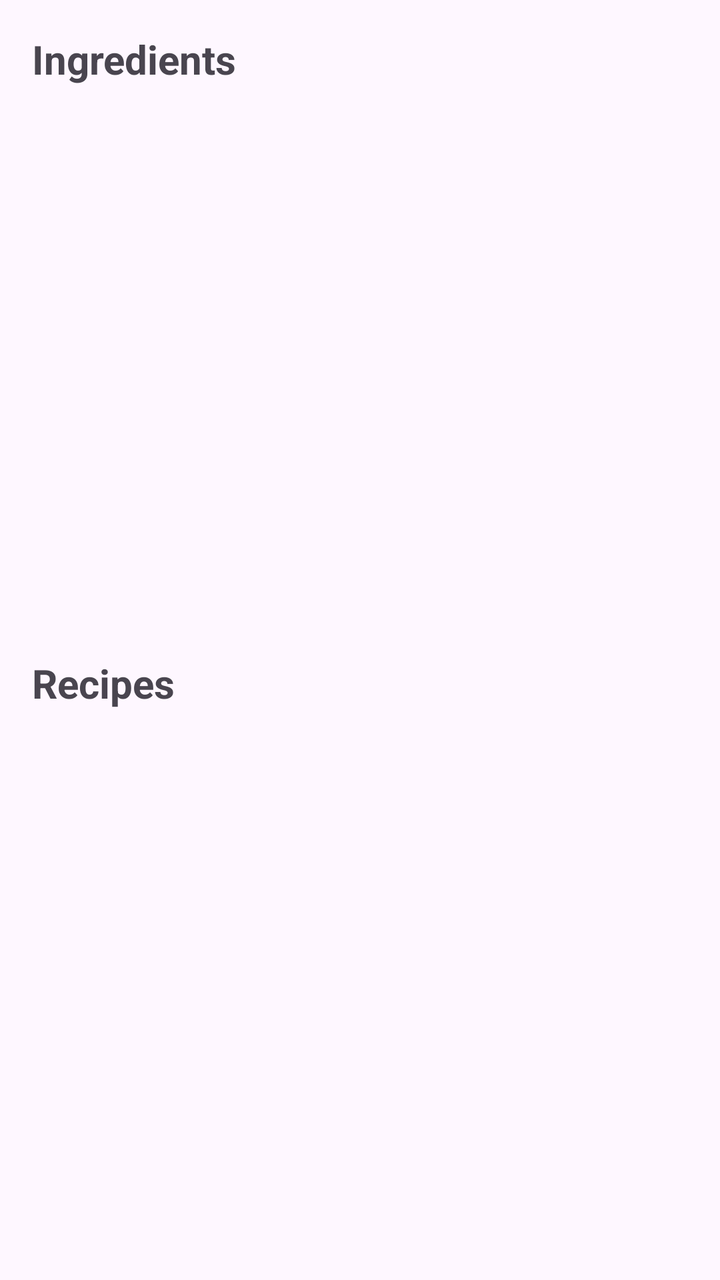
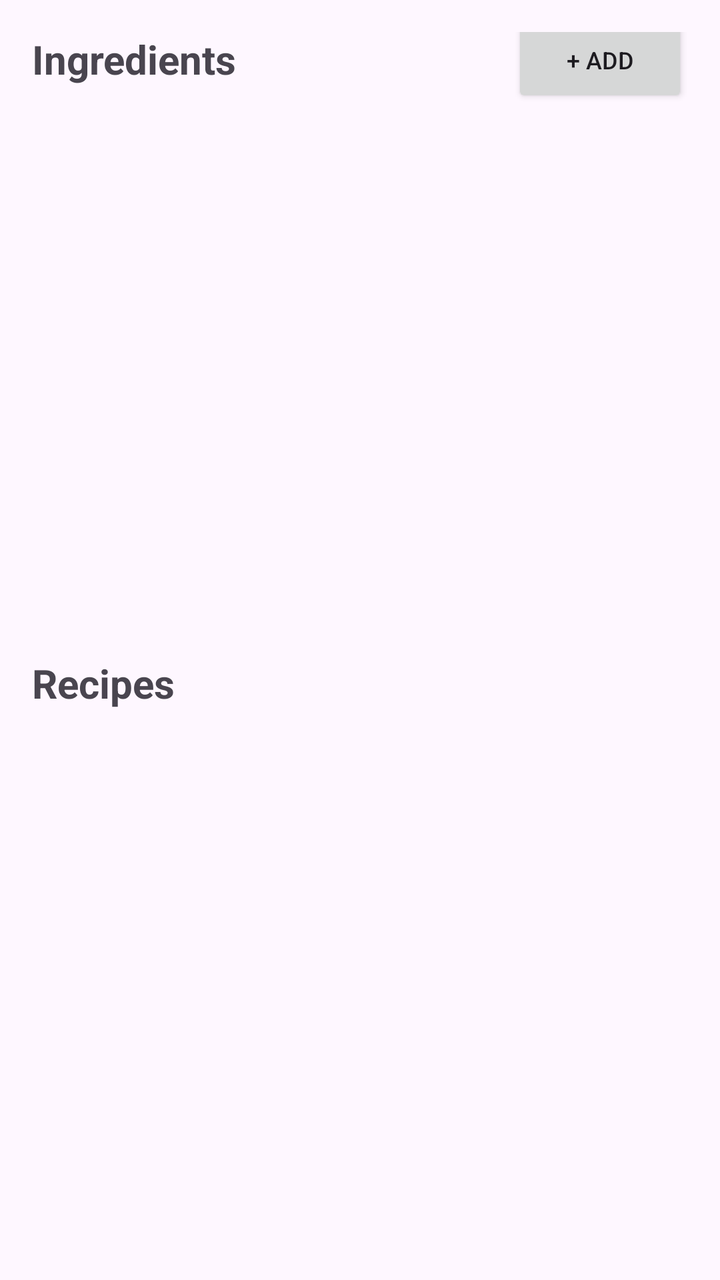

The first picture is an Android layout as it rendered before a commit; the second is the same layout after the commit. The layout source and the unified diff follow.
<!-- AndroidManifest.xml: application theme Theme.SmartPantryManager -->
<!-- res/layout/activity_main.xml -->
<?xml version="1.0" encoding="utf-8"?>
<androidx.constraintlayout.widget.ConstraintLayout xmlns:android="http://schemas.android.com/apk/res/android"
    xmlns:app="http://schemas.android.com/apk/res-auto"
    xmlns:tools="http://schemas.android.com/tools"
    android:id="@+id/main"
    android:layout_width="match_parent"
    android:layout_height="match_parent"
    android:padding="16dp"
    tools:context=".MainActivity">

    <TextView
        android:id="@+id/tvIngredientsHeader"
        android:layout_width="wrap_content"
        android:layout_height="wrap_content"
        android:text="Ingredients"
        android:textSize="20sp"
        android:textStyle="bold"
        app:layout_constraintStart_toStartOf="parent"
        app:layout_constraintTop_toTopOf="parent" />

    <androidx.recyclerview.widget.RecyclerView
        android:id="@+id/rvIngredients"
        android:layout_width="0dp"
        android:layout_height="0dp"
        android:layout_marginTop="8dp"
        android:layout_marginBottom="16dp"
        app:layout_constraintBottom_toTopOf="@id/tvRecipesHeader"
        app:layout_constraintEnd_toEndOf="parent"
        app:layout_constraintStart_toStartOf="parent"
        app:layout_constraintTop_toBottomOf="@id/tvIngredientsHeader" />

    <TextView
        android:id="@+id/tvRecipesHeader"
        android:layout_width="wrap_content"
        android:layout_height="wrap_content"
        android:text="Recipes"
        android:textSize="20sp"
        android:textStyle="bold"
        app:layout_constraintBottom_toTopOf="@id/rvRecipes"
        app:layout_constraintStart_toStartOf="parent"
        app:layout_constraintTop_toBottomOf="@id/rvIngredients" />

    <androidx.recyclerview.widget.RecyclerView
        android:id="@+id/rvRecipes"
        android:layout_width="0dp"
        android:layout_height="0dp"
        android:layout_marginTop="8dp"
        app:layout_constraintBottom_toBottomOf="parent"
        app:layout_constraintEnd_toEndOf="parent"
        app:layout_constraintStart_toStartOf="parent"
        app:layout_constraintTop_toBottomOf="@id/tvRecipesHeader" />

</androidx.constraintlayout.widget.ConstraintLayout>
<!-- resources referenced by this layout -->
<resources>
  <style name="Theme.SmartPantryManager" parent="Base.Theme.SmartPantryManager" />
  <style name="Base.Theme.SmartPantryManager" parent="Theme.Material3.DayNight.NoActionBar">
          
          
      </style>
</resources>

<!-- the commit's change to res/layout/activity_main.xml (unified diff, before → after) -->
@@ -12,11 +12,21 @@
         android:id="@+id/tvIngredientsHeader"
         android:layout_width="wrap_content"
         android:layout_height="wrap_content"
-        android:text="Ingredients"
+        android:text="@string/ingredients"
         android:textSize="20sp"
         android:textStyle="bold"
         app:layout_constraintStart_toStartOf="parent"
         app:layout_constraintTop_toTopOf="parent" />
+
+    <Button
+        android:id="@+id/btnAddIngredient"
+        android:layout_width="wrap_content"
+        android:layout_height="wrap_content"
+        android:text="@string/add"
+        android:textSize="12sp"
+        app:layout_constraintBottom_toBottomOf="@id/tvIngredientsHeader"
+        app:layout_constraintEnd_toEndOf="parent"
+        app:layout_constraintTop_toTopOf="@id/tvIngredientsHeader" />
 
     <androidx.recyclerview.widget.RecyclerView
         android:id="@+id/rvIngredients"
@@ -33,7 +43,7 @@
         android:id="@+id/tvRecipesHeader"
         android:layout_width="wrap_content"
         android:layout_height="wrap_content"
-        android:text="Recipes"
+        android:text="@string/recipes"
         android:textSize="20sp"
         android:textStyle="bold"
         app:layout_constraintBottom_toTopOf="@id/rvRecipes"
<!-- resource entries referenced after the edit -->
@@ -1,5 +1,8 @@
 <!-- resources referenced by this layout -->
 <resources>
+  <string name="add">+ Add</string>
+  <string name="ingredients">Ingredients</string>
+  <string name="recipes">Recipes</string>
   <style name="Theme.SmartPantryManager" parent="Base.Theme.SmartPantryManager" />
   <style name="Base.Theme.SmartPantryManager" parent="Theme.Material3.DayNight.NoActionBar">
           
